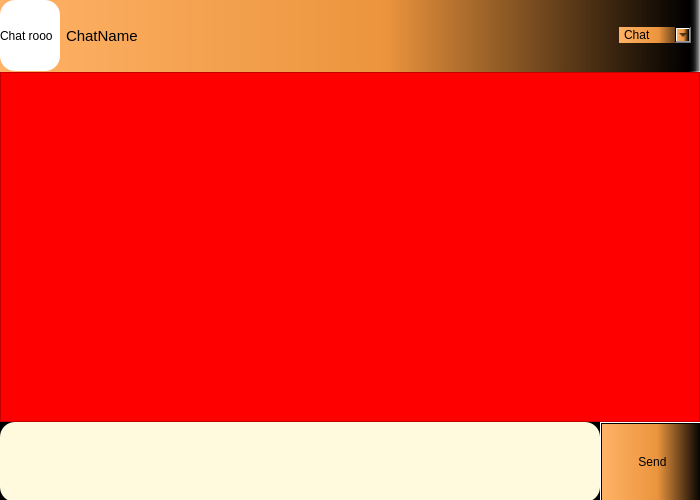
Above: Chat-Application/ChatRoom.ui from verina101/Chat-Application before the change. Below: the same form after it.
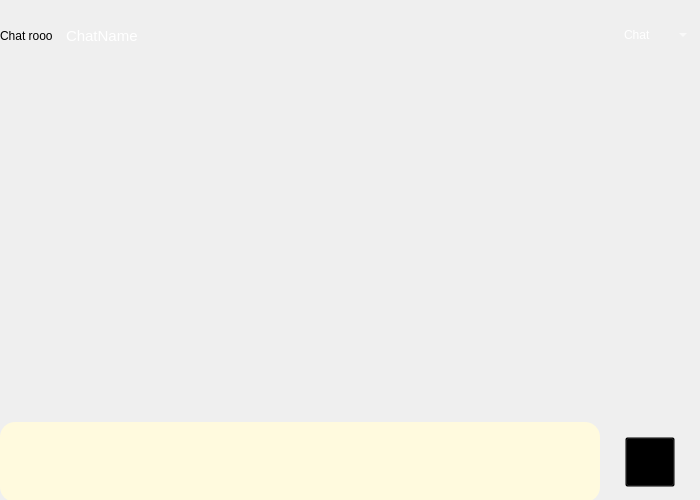
That is the form after the change.

Commit message: connection between chat and chatroom & desgin

Patch:
```diff
--- a/Chat-Application/ChatRoom.ui
+++ b/Chat-Application/ChatRoom.ui
@@ -14,7 +14,7 @@
    <string>Form</string>
   </property>
   <property name="styleSheet">
-   <string notr="true">background:qlineargradient(spread:pad, x1:0, y1:0, x2:1, y2:0, stop:0 rgba(255, 178, 102, 255), stop:0.55 rgba(235, 148, 61, 255), stop:0.98 rgba(0, 0, 0, 255), stop:1 rgba(0, 0, 0, 0));</string>
+   <string notr="true"/>
   </property>
   <widget class="QWidget" name="layoutWidget">
    <property name="geometry">
@@ -38,8 +38,7 @@
        </size>
       </property>
       <property name="styleSheet">
-       <string notr="true">background:white;
-border-radius:15px;</string>
+       <string notr="true">background:transparent;</string>
       </property>
       <property name="text">
        <string>Chat rooo</string>
@@ -55,8 +54,9 @@
        </size>
       </property>
       <property name="styleSheet">
-       <string notr="true">background:transparent;
-font:15px;</string>
+       <string notr="true">color:white;
+font:15px;
+background:transparent;</string>
       </property>
       <property name="text">
        <string>ChatName</string>
@@ -88,7 +88,9 @@
        </size>
       </property>
       <property name="styleSheet">
-       <string notr="true">border-radius:15px;
+       <string notr="true">background:transparent;
+color:white;
+border-radius:15px;
 </string>
       </property>
       <item>
@@ -120,16 +122,14 @@
     </rect>
    </property>
    <property name="styleSheet">
-    <string notr="true">background: black;;
-
-</string>
+    <string notr="true">background:transparent;</string>
    </property>
    <property name="currentIndex">
     <number>0</number>
    </property>
    <widget class="QWidget" name="page">
     <property name="styleSheet">
-     <string notr="true"/>
+     <string notr="true">background:transparent;</string>
     </property>
     <widget class="QPlainTextEdit" name="plainTextEdit">
      <property name="geometry">
@@ -153,18 +153,23 @@
     <widget class="QPushButton" name="pushButton_send">
      <property name="geometry">
       <rect>
-       <x>600</x>
-       <y>350</y>
-       <width>105</width>
-       <height>80</height>
+       <x>625</x>
+       <y>365</y>
+       <width>50</width>
+       <height>50</height>
       </rect>
      </property>
      <property name="styleSheet">
-      <string notr="true">background:qlineargradient(spread:pad, x1:0, y1:0, x2:1, y2:0, stop:0 rgba(255, 178, 102, 255), stop:0.55 rgba(235, 148, 61, 255), stop:0.98 rgba(0, 0, 0, 255), stop:1 rgba(0, 0, 0, 0));
-</string>
+      <string notr="true">background:transparent;</string>
      </property>
      <property name="text">
-      <string>Send</string>
+      <string/>
+     </property>
+     <property name="iconSize">
+      <size>
+       <width>30</width>
+       <height>30</height>
+      </size>
      </property>
     </widget>
     <widget class="QListWidget" name="listWidget">
@@ -177,7 +182,7 @@
       </rect>
      </property>
      <property name="styleSheet">
-      <string notr="true">background:red;;</string>
+      <string notr="true">background:transparent;</string>
      </property>
      <property name="autoScrollMargin">
       <number>10</number>
```
The commit also changes 40 other files.
